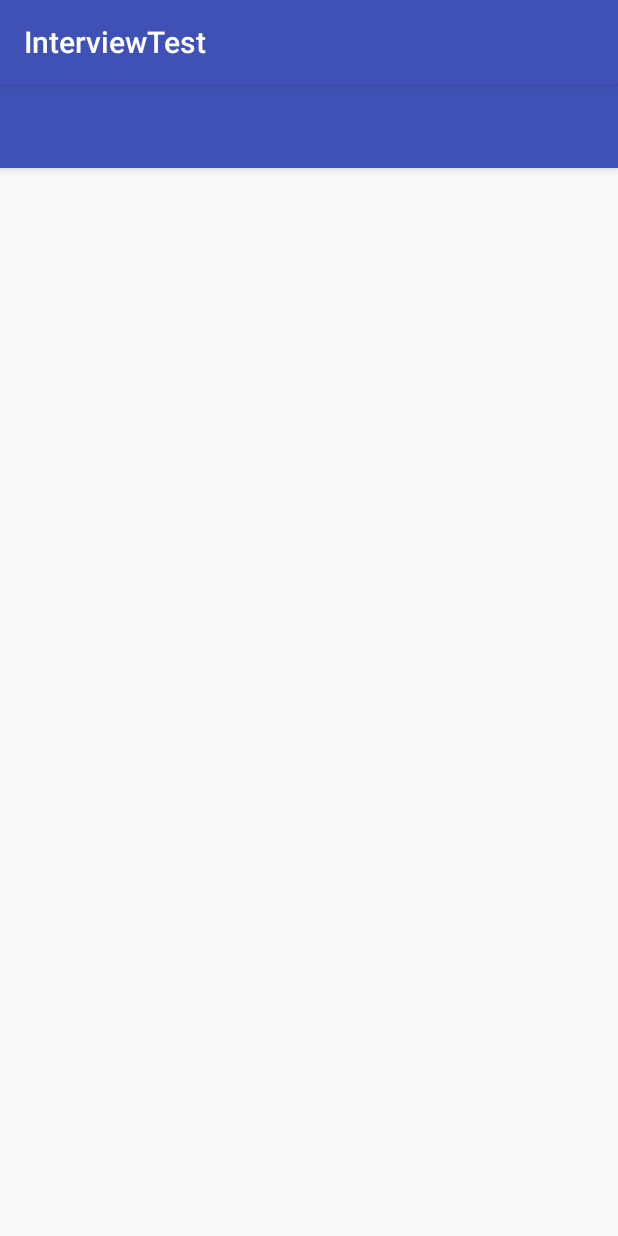
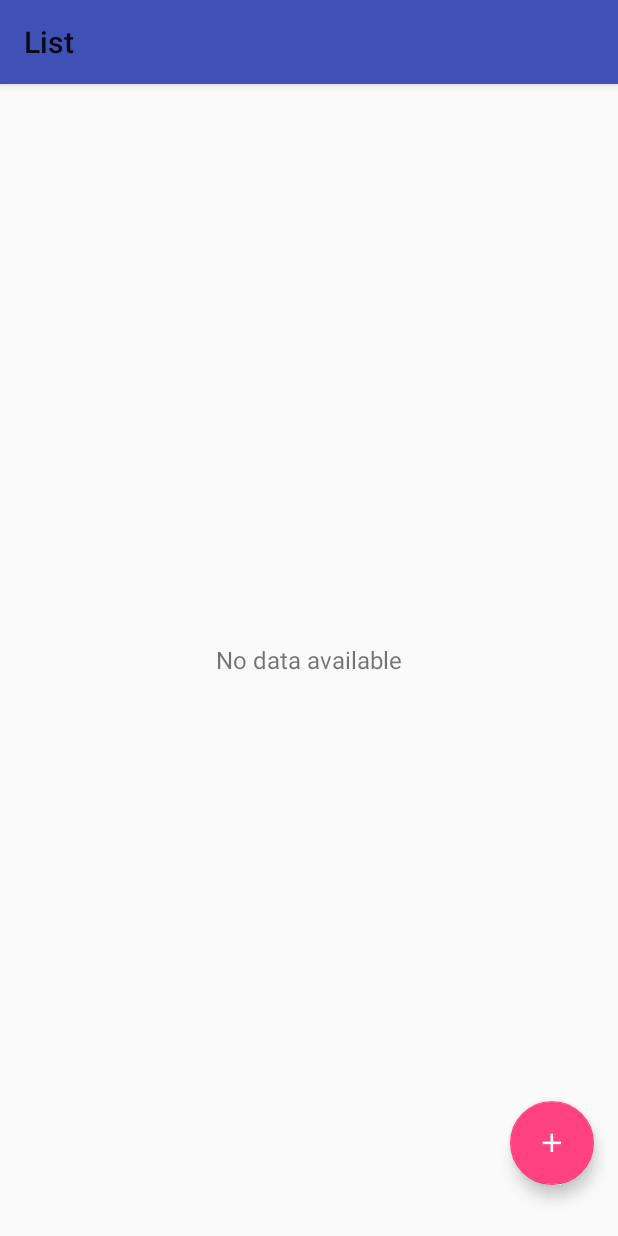
Before and after one commit to LuisLe2207/MyLovelyPlace, an Android app: the screen it shows after launch (MainActivity), on a phone screen of 412 x 824 dp. Run offline under Robolectric (Android 15) with nearby library versions, the phone set to English and light mode, and no system bars; our stand-ins replace ButterKnife, Dagger/Hilt's generated code; libraries missing offline, so code that uses them is left out: com.makeramen.roundedimageview; 1 statement that could not run was skipped.

Commit message:
Implementation of Places Screen

```diff
--- a/app/build.gradle
+++ b/app/build.gradle
@@ -49,6 +49,10 @@ dependencies {
     annotationProcessor 'com.google.dagger:dagger-compiler:2.11-rc2'
     compile 'com.google.dagger:dagger-android-support:2.11-rc2'
 
+    // Butterknife
+    compile 'com.jakewharton:butterknife:8.6.0'
+    annotationProcessor 'com.jakewharton:butterknife-compiler:8.6.0'
+
     // Maps
     compile 'com.google.android.gms:play-services-maps:10.2.4'
 
--- a/app/src/main/AndroidManifest.xml
+++ b/app/src/main/AndroidManifest.xml
@@ -8,7 +8,8 @@
         android:label="@string/app_name"
         android:roundIcon="@mipmap/ic_launcher_round"
         android:supportsRtl="true"
-        android:theme="@style/AppTheme">
+        android:theme="@style/AppTheme"
+        android:name=".MyApp">
         <activity android:name=".MainActivity">
             <intent-filter>
                 <action android:name="android.intent.action.MAIN" />
--- a/app/src/main/java/com/example/luisle/interviewtest/MainActivity.java
+++ b/app/src/main/java/com/example/luisle/interviewtest/MainActivity.java
@@ -1,13 +1,63 @@
 package com.example.luisle.interviewtest;
 
+import android.os.Bundle;
+import android.support.annotation.NonNull;
+import android.support.v4.app.FragmentTransaction;
+import android.support.v7.app.ActionBar;
 import android.support.v7.app.AppCompatActivity;
-import android.os.Bundle;
+import android.support.v7.widget.Toolbar;
 
-public class MainActivity extends AppCompatActivity {
+import com.example.luisle.interviewtest.places.DaggerPlacesPresenterComponent;
+import com.example.luisle.interviewtest.places.PlacesFragment;
+import com.example.luisle.interviewtest.places.PlacesPresenter;
+import com.example.luisle.interviewtest.places.PlacesPresenterModule;
+import com.example.luisle.interviewtest.utils.AppUtils;
+
+import javax.inject.Inject;
+
+import butterknife.BindView;
+import butterknife.ButterKnife;
+
+import static com.example.luisle.interviewtest.utils.AppUtils.PLACE_FRAGMENT_TAG;
+
+public class MainActivity extends AppCompatActivity implements AppUtils.Communicator{
+
+    @Inject
+    PlacesPresenter presenter;
+
+
+    @BindView(R.id.mainAct_Toolbar)
+    Toolbar toolbar;
+
+    private ActionBar actionBar;
 
     @Override
     protected void onCreate(Bundle savedInstanceState) {
         super.onCreate(savedInstanceState);
         setContentView(R.layout.activity_main);
+        ButterKnife.bind(this);
+
+        setSupportActionBar(toolbar);
+        actionBar = getSupportActionBar();
+
+        PlacesFragment placeFragment = PlacesFragment.newInstance();
+        if (!AppUtils.deviceIsTabletAndInLandscape(MainActivity.this)) {
+            FragmentTransaction transaction = getSupportFragmentManager().beginTransaction();
+            transaction.replace(R.id.mainAct_FrameLayout, placeFragment, PLACE_FRAGMENT_TAG).commit();
+
+        } else {
+            FragmentTransaction transaction = getSupportFragmentManager().beginTransaction();
+            transaction.replace(R.id.mainAct_ListFragContent, placeFragment, PLACE_FRAGMENT_TAG).commit();
+        }
+
+        DaggerPlacesPresenterComponent.builder()
+                .placesRepositoryComponent(((MyApp)getApplication()).getRepositoryComponent())
+                .placesPresenterModule(new PlacesPresenterModule(placeFragment)).build()
+                .inject(this);
+    }
+
+    @Override
+    public void setActionBarTitle(@NonNull String title) {
+        actionBar.setTitle(title);
     }
 }
--- /dev/null
+++ b/app/src/main/java/com/example/luisle/interviewtest/adapter/PlacesAdapter.java
@@ -0,0 +1,120 @@
+package com.example.luisle.interviewtest.adapter;
+
+import android.content.Context;
+import android.graphics.Bitmap;
+import android.graphics.BitmapFactory;
+import android.support.annotation.NonNull;
+import android.support.v7.widget.RecyclerView;
+import android.view.LayoutInflater;
+import android.view.View;
+import android.view.ViewGroup;
+import android.widget.ImageButton;
+import android.widget.ImageView;
+import android.widget.TextView;
+
+import com.example.luisle.interviewtest.R;
+import com.example.luisle.interviewtest.data.Place;
+
+import java.util.List;
+
+import butterknife.BindView;
+import butterknife.ButterKnife;
+
+/**
+ * Created by LuisLe on 6/28/2017.
+ */
+
+public class PlacesAdapter extends RecyclerView.Adapter<PlacesAdapter.PlaceViewHolder> {
+
+
+    private List<Place> places;
+    private LayoutInflater layoutInflater;
+    private OnClickCallback callback;
+
+    public PlacesAdapter(Context context, List<Place> places, OnClickCallback callback) {
+        setPlaces(places);
+        this.layoutInflater = LayoutInflater.from(context);
+        this.callback = callback;
+    }
+
+    void setPlaces(List<Place> places) {
+        this.places = places;
+    }
+
+    public void replaceData(List<Place> places) {
+        setPlaces(places);
+        notifyDataSetChanged();
+    }
+
+    @Override
+    public PlacesAdapter.PlaceViewHolder onCreateViewHolder(ViewGroup parent, int viewType) {
+        View rowView = layoutInflater.inflate(R.layout.row_place, parent, false);
+        return new PlaceViewHolder(rowView);
+    }
+
+    @Override
+    public void onBindViewHolder(PlacesAdapter.PlaceViewHolder holder, int position) {
+        Place place = places.get(position);
+
+        byte[] imgByte = place.getPlaceImage();
+        if (imgByte != null) {
+            Bitmap bitmap = BitmapFactory.decodeByteArray(imgByte, 0, imgByte.length);
+            holder.placeImage.setImageBitmap(bitmap);
+        } else {
+            holder.placeImage.setImageResource(R.mipmap.ic_no_image);
+        }
+
+        holder.txtPlaceName.setText(place.getPlaceName());
+        holder.txtPlaceAddress.setText(place.getPlaceAddress());
+    }
+
+    @Override
+    public int getItemCount() {
+        return places.size();
+    }
+
+
+    class PlaceViewHolder extends RecyclerView.ViewHolder implements View.OnClickListener{
+
+        @BindView(R.id.imgPlaceRow)
+        ImageView placeImage;
+
+        @BindView(R.id.txtPlaceRow_PlaceName)
+        TextView txtPlaceName;
+
+        @BindView(R.id.txtPlaceRow_PlaceAddress)
+        TextView txtPlaceAddress;
+
+        @BindView(R.id.ibtnPlaceRow_Direction)
+        ImageButton iBtnGetDirection;
+
+        public PlaceViewHolder(View itemView) {
+            super(itemView);
+
+            ButterKnife.bind(this, itemView);
+
+            itemView.setOnClickListener(this);
+
+            iBtnGetDirection.setOnClickListener(new View.OnClickListener() {
+                @Override
+                public void onClick(View view) {
+                    int position = getLayoutPosition();
+                    Place place = places.get(position);
+                    callback.startDirectionActivity(view, place);
+                }
+            });
+        }
+
+        @Override
+        public void onClick(View view) {
+            int position = getLayoutPosition();
+            Place place = places.get(position);
+            callback.showPlaceDetailUI(place.getPlaceID());
+        }
+    }
+
+    public interface OnClickCallback {
+        void showPlaceDetailUI(@NonNull String placeID);
+        void startDirectionActivity(View v, Place place);
+    }
+}
--- a/app/src/main/java/com/example/luisle/interviewtest/data/source/db/PlacesDataSource.java
+++ b/app/src/main/java/com/example/luisle/interviewtest/data/source/db/PlacesDataSource.java
@@ -50,7 +50,7 @@ public class PlacesDataSource implements IPlacesDataSource {
                 String placeDescription = cursor.getString(cursor.getColumnIndexOrThrow(PlacesPersistenceContract.PlaceEntry.COLUMN_NAME_PLACEDESCRIPTION));
                 byte[] placeImage = cursor.getBlob(cursor.getColumnIndexOrThrow(PlacesPersistenceContract.PlaceEntry.COLUMN_NAME_PLACEIMAGE));
 
-                Place place = new Place(placeID, placeName, placeAddress, placeImage);
+                Place place = new Place(placeID, placeName, placeAddress, placeDescription, placeImage);
                 places.add(place);
             }
         }
--- /dev/null
+++ b/app/src/main/java/com/example/luisle/interviewtest/places/PlacesContract.java
@@ -0,0 +1,26 @@
+package com.example.luisle.interviewtest.places;
+
+import com.example.luisle.interviewtest.BasePresenter;
+import com.example.luisle.interviewtest.BaseView;
+import com.example.luisle.interviewtest.data.Place;
+
+import java.util.List;
+
+/**
+ * Created by LuisLe on 6/28/2017.
+ */
+
+public interface PlacesContract {
+
+    interface View extends BaseView<Presenter> {
+        void showPlaces(List<Place> places);
+        void showAddPlaceUi();
+        void showNoDataAvailable();
+        void hideNoDataAvailable();
+    }
+
+    interface Presenter extends BasePresenter {
+        void loadPlaces();
+        void addNewPlace();
+    }
+}
--- /dev/null
+++ b/app/src/main/java/com/example/luisle/interviewtest/places/PlacesFragment.java
@@ -0,0 +1,116 @@
+package com.example.luisle.interviewtest.places;
+
+import android.content.Context;
+import android.os.Bundle;
+import android.support.annotation.NonNull;
+import android.support.annotation.Nullable;
+import android.support.v4.app.Fragment;
+import android.support.v7.widget.LinearLayoutManager;
+import android.support.v7.widget.RecyclerView;
+import android.view.LayoutInflater;
+import android.view.View;
+import android.view.ViewGroup;
+import android.widget.TextView;
+import android.widget.Toast;
+
+import com.example.luisle.interviewtest.R;
+import com.example.luisle.interviewtest.adapter.PlacesAdapter;
+import com.example.luisle.interviewtest.data.Place;
+import com.example.luisle.interviewtest.utils.AppUtils;
+
+import java.util.ArrayList;
+import java.util.List;
+
+import butterknife.BindView;
+import butterknife.ButterKnife;
+
+/**
+ * Created by LuisLe on 6/28/2017.
+ */
+
+public class PlacesFragment extends Fragment implements PlacesContract.View, PlacesAdapter.OnClickCallback{
+
+    private PlacesContract.Presenter presenter;
+    private AppUtils.Communicator communicator;
+
+    @BindView(R.id.txtListFrag_NoData)
+    TextView txtNoData;
+
+    @BindView(R.id.rcvListFrag_Places)
+    RecyclerView rcvPlaces;
+
+    private PlacesAdapter placesAdapter;
+
+    public static PlacesFragment newInstance() {
+        return new PlacesFragment();
+    }
+
+    @Override
+    public void onAttach(Context context) {
+        super.onAttach(context);
+        communicator = (AppUtils.Communicator) context;
+    }
+
+    @Override
+    public void onCreate(@Nullable Bundle savedInstanceState) {
+        super.onCreate(savedInstanceState);
+        placesAdapter = new PlacesAdapter(getContext(), new ArrayList<Place>(0), this);
+    }
+
+    @Nullable
+    @Override
+    public View onCreateView(LayoutInflater inflater, @Nullable ViewGroup container, @Nullable Bundle savedInstanceState) {
+
+        View rowView = inflater.inflate(R.layout.fragment_place_list, container, false);
+        ButterKnife.bind(this, rowView);
+
+        rcvPlaces.setLayoutManager(new LinearLayoutManager(getContext(), LinearLayoutManager.VERTICAL, false));
+        rcvPlaces.setAdapter(placesAdapter);
+
+        return rowView;
+    }
+
+    @Override
+    public void onResume() {
+        super.onResume();
+        if (presenter != null) {
+            presenter.start();
+        }
+        communicator.setActionBarTitle(getContext().getResources().getString(R.string.action_bar_title_list));
+    }
+
+    @Override
+    public void setPresenter(PlacesContract.Presenter presenter) {
+        this.presenter = presenter;
+    }
+
+    @Override
+    public void showPlaces(List<Place> places) {
+        placesAdapter.replaceData(places);
+    }
+
+    @Override
+    public void showAddPlaceUi() {
+
+    }
+
+    @Override
+    public void showNoDataAvailable() {
+        txtNoData.setVisibility(View.VISIBLE);
+    }
+
+    @Override
+    public void hideNoDataAvailable() {
+        txtNoData.setVisibility(View.INVISIBLE);
+    }
+
+    @Override
+    public void showPlaceDetailUI(@NonNull String placeID) {
+        Toast.makeText(getContext(), "Hello", Toast.LENGTH_SHORT).show();
+    }
+
+    @Override
+    public void startDirectionActivity(View v, Place place) {
+        Toast.makeText(getContext(), "Yoyo", Toast.LENGTH_SHORT).show();
+    }
+}
--- /dev/null
+++ b/app/src/main/java/com/example/luisle/interviewtest/places/PlacesPresenter.java
@@ -0,0 +1,58 @@
+package com.example.luisle.interviewtest.places;
+
+import com.example.luisle.interviewtest.data.Place;
+import com.example.luisle.interviewtest.data.source.PlacesRepository;
+import com.example.luisle.interviewtest.data.source.db.IPlacesDataSource;
+
+import java.util.List;
+
+import javax.inject.Inject;
+
+/**
+ * Created by LuisLe on 6/28/2017.
+ */
+
+public class PlacesPresenter implements PlacesContract.Presenter{
+
+    private final PlacesRepository placeRepository;
+
+    private final PlacesContract.View view;
+
+
+    @Inject
+    public PlacesPresenter(PlacesRepository placeRepository, PlacesContract.View view) {
+        this.placeRepository = placeRepository;
+        this.view = view;
+    }
+
+    @Inject
+    void setupPresenter() {
+        view.setPresenter(this);
+    }
+
+    @Override
+    public void start() {
+        loadPlaces();
+    }
+
+    @Override
+    public void loadPlaces() {
+        placeRepository.getPlaces(new IPlacesDataSource.LoadPlacesCallback() {
+            @Override
+            public void onPlacesLoaded(List<Place> places) {
+                view.hideNoDataAvailable();
+                view.showPlaces(places);
+            }
+
+            @Override
+            public void onDataNotAvailable() {
+                view.showNoDataAvailable();
+            }
+        });
+    }
+
+    @Override
+    public void addNewPlace() {
+        view.showAddPlaceUi();
+    }
+}
--- /dev/null
+++ b/app/src/main/java/com/example/luisle/interviewtest/places/PlacesPresenterModule.java
@@ -0,0 +1,22 @@
+package com.example.luisle.interviewtest.places;
+
+import dagger.Module;
+import dagger.Provides;
+
+/**
+ * Created by LuisLe on 6/28/2017.
+ */
+
+@Module
+public class PlacesPresenterModule {
+    private final PlacesContract.View view;
+
+    public PlacesPresenterModule(PlacesContract.View view) {
+        this.view = view;
+    }
+
+    @Provides
+    PlacesContract.View providePlacesContractView() {
+        return view;
+    }
+}
--- a/app/src/main/java/com/example/luisle/interviewtest/AppUtils.java
+++ b/app/src/main/java/com/example/luisle/interviewtest/utils/AppUtils.java
@@ -1,7 +1,11 @@
-package com.example.luisle.interviewtest;
+package com.example.luisle.interviewtest.utils;
 
+import android.app.Activity;
+import android.content.res.Configuration;
 import android.graphics.Bitmap;
 import android.support.annotation.NonNull;
+import android.util.DisplayMetrics;
+import android.util.Log;
 import android.widget.ImageView;
 
 import com.makeramen.roundedimageview.RoundedDrawable;
@@ -12,7 +16,8 @@ import java.io.ByteArrayOutputStream;
  * Created by LuisLe on 6/27/2017.
  */
 
-public class AppUtils {
+public final class AppUtils {
+
     public static final String PLACE_FRAGMENT_TAG = "PLACE_FRAGMENT";
     public static final String ADD_EDIT_FRAGMENT_TAG = "ADD_EDIT_FRAGMENT_TAG";
     public static final String DETAIL_FRAGMENT_TAG = "DETAIL_FRAGMENT_TAG";
@@ -27,6 +32,22 @@ public class AppUtils {
         return stream.toByteArray();
     }
 
+    public static boolean deviceIsTabletAndInLandscape(Activity activity) {
+        // Get device size
+        DisplayMetrics displayMetrics = new DisplayMetrics();
+        activity.getWindowManager().getDefaultDisplay().getMetrics(displayMetrics);
+
+        float scaleFactor = displayMetrics.density;
+        float widthDp = displayMetrics.widthPixels / scaleFactor;
+
+        Log.d("SmallWidth", String.valueOf(widthDp));
+
+        // Get Device Orientation
+        Configuration configuration = activity.getResources().getConfiguration();
+
+        // Device's smallest width and in landscape
+        return (widthDp >= 600 && Configuration.ORIENTATION_LANDSCAPE == configuration.orientation);
+    }
 
     public interface Communicator {
         void setActionBarTitle(@NonNull String title);
--- a/app/src/main/res/layout-sw600dp-land/activity_main.xml
+++ b/app/src/main/res/layout-sw600dp-land/activity_main.xml
@@ -26,19 +26,17 @@
         android:layout_width="match_parent"
         android:layout_height="match_parent"
         android:orientation="horizontal"
-        android:weightSum="10">
+        android:weightSum="10"
+        android:baselineAligned="false">
 
-        <fragment
+        <FrameLayout
+            android:id="@+id/mainAct_ListFragContent"
             android:layout_width="0dp"
             android:layout_height="match_parent"
-            android:layout_weight="4"
-            tools:layout="@layout/fragment_place_list"/>
+            android:layout_weight="4">
 
-        <fragment
-            android:layout_width="0dp"
-            android:layout_height="match_parent"
-            android:layout_weight="6"
-            tools:layout="@layout/fragment_place_add_edit"/>
+        </FrameLayout>
+
 
     </LinearLayout>
 
--- a/app/src/main/res/layout/fragment_place_list.xml
+++ b/app/src/main/res/layout/fragment_place_list.xml
@@ -1,9 +1,18 @@
 <?xml version="1.0" encoding="utf-8"?>
-<RelativeLayout xmlns:android="http://schemas.android.com/apk/res/android"
+<FrameLayout xmlns:android="http://schemas.android.com/apk/res/android"
     xmlns:tools="http://schemas.android.com/tools"
     android:orientation="vertical" android:layout_width="match_parent"
     android:layout_height="match_parent"
     android:padding="@dimen/fragment_list_layout_padding">
+
+    <TextView
+        android:id="@+id/txtListFrag_NoData"
+        android:layout_width="wrap_content"
+        android:layout_height="wrap_content"
+        android:layout_gravity="center"
+        android:textSize="@dimen/txt_size"
+        android:text="@string/text_no_data_available"
+        />
 
     <android.support.v7.widget.RecyclerView
         android:id="@+id/rcvListFrag_Places"
@@ -13,4 +22,14 @@
 
     </android.support.v7.widget.RecyclerView>
 
-</RelativeLayout>
+    <android.support.design.widget.FloatingActionButton
+        android:id="@+id/fabListFrag_AddPlace"
+        android:layout_width="wrap_content"
+        android:layout_height="wrap_content"
+        android:layout_gravity="bottom|end"
+        android:layout_marginBottom="26dp"
+        android:layout_marginRight="8dp"
+        android:layout_marginEnd="8dp"
+        android:src="@mipmap/ic_add"/>
+
+</FrameLayout>
--- a/app/src/main/res/layout/row_place.xml
+++ b/app/src/main/res/layout/row_place.xml
@@ -73,6 +73,7 @@
                 android:scaleY="0.8"
                 android:src="@mipmap/ic_direction"
                 android:background="?android:selectableItemBackground"
+                android:clickable="true"
                 android:contentDescription="@string/img_btn_direction_content_description"
                 app:layout_constraintBottom_toBottomOf="parent"
                 app:layout_constraintRight_toRightOf="parent"
--- a/app/src/main/res/values/dimens.xml
+++ b/app/src/main/res/values/dimens.xml
@@ -1,5 +1,7 @@
 <?xml version="1.0" encoding="utf-8"?>
 <resources>
+    <dimen name="txt_size">16sp</dimen>
+
     <dimen name="fragment_add_edit_edt_vertical_margin">8dp</dimen>
     <dimen name="fragment_add_edit_first_txt_top_margin">24dp</dimen>
     <dimen name="fragment_add_edit_txt_top_margin">16dp</dimen>
--- a/app/src/main/res/values/strings.xml
+++ b/app/src/main/res/values/strings.xml
@@ -1,5 +1,6 @@
 <resources>
     <string name="app_name">InterviewTest</string>
+    <string name="text_no_data_available">No data available</string>
     <string name="text_place_name">Place Name</string>
     <string name="text_place_address">Place Address</string>
     <string name="text_place_description">Place Description</string>
@@ -11,4 +12,9 @@
     <string name="img_btn_edit_content_description">Edit icon</string>
     <string name="img_btn_delete_content_description">Delete icon</string>
     <string name="img_btn_direction_content_description">Direction icon</string>
+
+    <string name="action_bar_title_list">List</string>
+    <string name="action_bar_title_add">Add</string>
+    <string name="action_bar_title_modify">Modify</string>
+    <string name="action_bar_title_detail">Detail</string>
 </resources>
--- a/app/src/main/res/values/styles.xml
+++ b/app/src/main/res/values/styles.xml
@@ -1,7 +1,7 @@
 <resources>
 
     <!-- Base application theme. -->
-    <style name="AppTheme" parent="Theme.AppCompat.Light.DarkActionBar">
+    <style name="AppTheme" parent="Theme.AppCompat.Light.NoActionBar">
         <!-- Customize your theme here. -->
         <item name="colorPrimary">@color/colorPrimary</item>
         <item name="colorPrimaryDark">@color/colorPrimaryDark</item>
```
Also changed, not shown: app/src/main/java/com/example/luisle/interviewtest/places/PlacesPresenterComponent.java (added, +19 -0 lines), app/src/main/java/com/example/luisle/interviewtest/utils/FragmentScope.java (added, +17 -0 lines).
